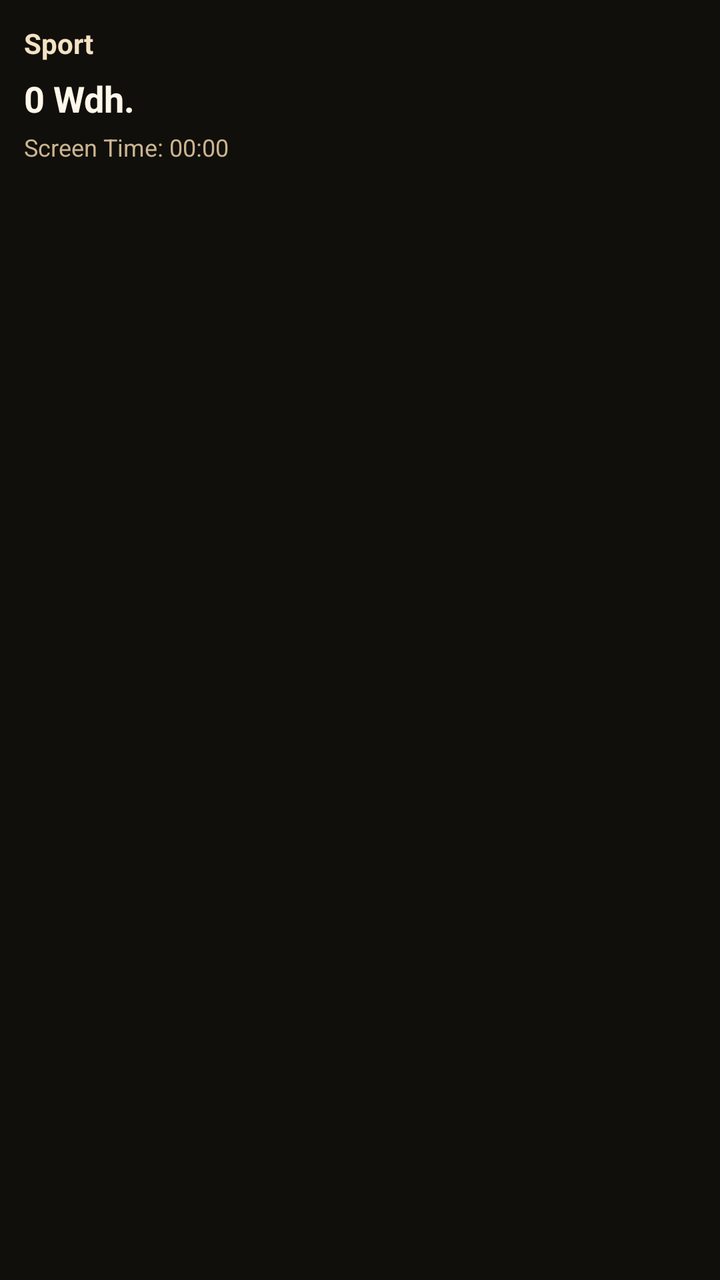
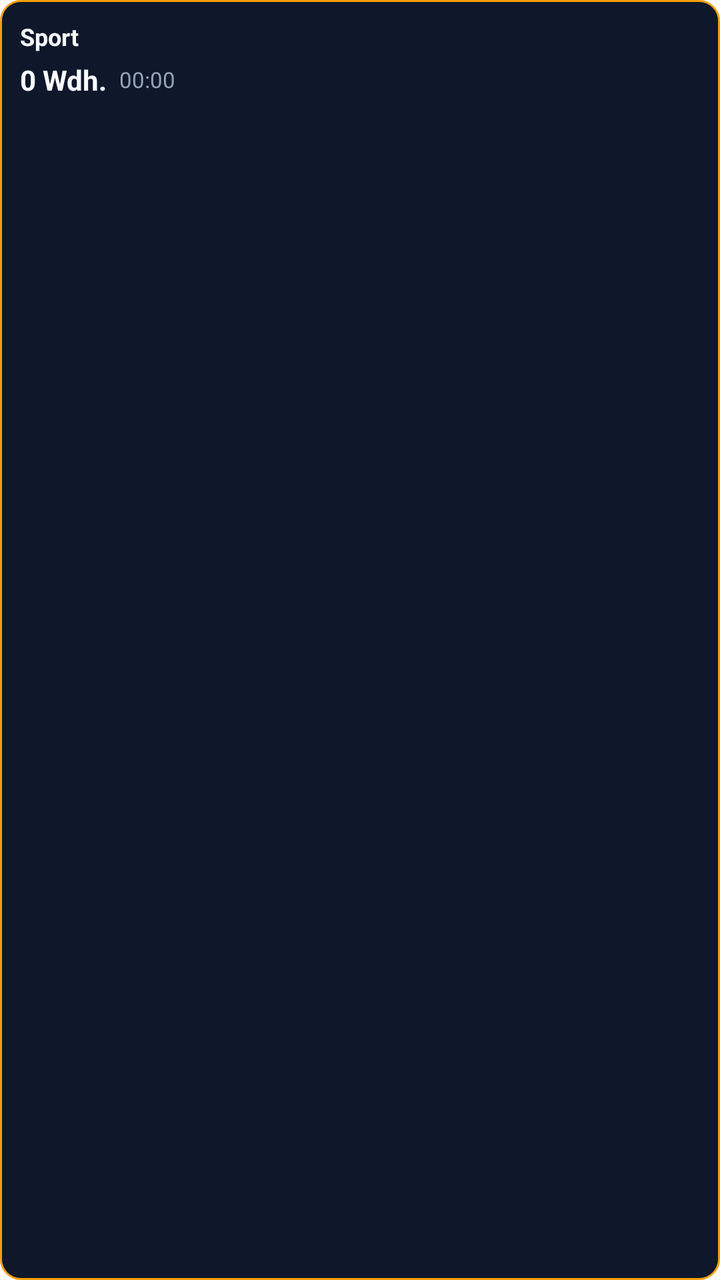

Screens rendered from an Android XML layout before and after an edit, with the pre-edit source and the edit as a unified diff.
<!-- AndroidManifest.xml: application theme AppTheme -->
<!-- res/layout/widget_sport.xml -->
<?xml version="1.0" encoding="utf-8"?>
<LinearLayout xmlns:android="http://schemas.android.com/apk/res/android"
  android:id="@+id/widget_root"
  android:layout_width="match_parent"
  android:layout_height="match_parent"
  android:background="#100f0c"
  android:orientation="vertical"
  android:padding="12dp">

  <TextView
    android:id="@+id/widget_title"
    android:layout_width="wrap_content"
    android:layout_height="wrap_content"
    android:text="Sport"
    android:textColor="#f4e2c2"
    android:textSize="14sp"
    android:textStyle="bold" />

  <TextView
    android:id="@+id/widget_value"
    android:layout_width="wrap_content"
    android:layout_height="wrap_content"
    android:layout_marginTop="6dp"
    android:text="0 Wdh."
    android:textColor="#fff7ea"
    android:textSize="18sp"
    android:textStyle="bold" />

  <TextView
    android:id="@+id/widget_screen_time"
    android:layout_width="wrap_content"
    android:layout_height="wrap_content"
    android:layout_marginTop="4dp"
    android:text="Screen Time: 00:00"
    android:textColor="#cbb48f"
    android:textSize="12sp" />
</LinearLayout>
<!-- resources referenced by this layout -->
<resources>
  <style name="AppTheme" parent="Theme.AppCompat.DayNight.NoActionBar">
      <item name="android:enforceNavigationBarContrast" tools:targetApi="29">true</item>
      <item name="android:editTextStyle">@style/ResetEditText</item>
      <item name="android:editTextBackground">@drawable/rn_edit_text_material</item>
      <item name="android:statusBarColor">@color/colorPrimaryDark</item>
      <item name="colorPrimary">@color/colorPrimary</item>
      <item name="colorPrimaryDark">@color/colorPrimaryDark</item>
    </style>
  <style name="ResetEditText" parent="@android:style/Widget.EditText">
      <item name="android:padding">0dp</item>
      <item name="android:textColorHint">#c8c8c8</item>
      <item name="android:textColor">@android:color/black</item>
    </style>
  <!-- drawable rn_edit_text_material (drawable) -->
  <?xml version="1.0" encoding="utf-8"?>
  <inset xmlns:android="http://schemas.android.com/apk/res/android"
         android:insetLeft="@dimen/abc_edit_text_inset_horizontal_material"
         android:insetRight="@dimen/abc_edit_text_inset_horizontal_material"
         android:insetTop="@dimen/abc_edit_text_inset_top_material"
         android:insetBottom="@dimen/abc_edit_text_inset_bottom_material">
  
      <selector>
          
          <item android:state_enabled="false" android:drawable="@drawable/abc_textfield_default_mtrl_alpha"/>
          <item android:drawable="@drawable/abc_textfield_activated_mtrl_alpha"/>
      </selector>
  
  </inset>
  <color name="colorPrimaryDark">#100f0c</color>
  <color name="colorPrimary">#f4b545</color>
</resources>

<!-- the commit's change to res/layout/widget_sport.xml (unified diff, before → after) -->
@@ -3,35 +3,44 @@
   android:id="@+id/widget_root"
   android:layout_width="match_parent"
   android:layout_height="match_parent"
-  android:background="#100f0c"
+  android:background="@drawable/widget_sport_bg"
   android:orientation="vertical"
-  android:padding="12dp">
+  android:padding="10dp">
 
   <TextView
     android:id="@+id/widget_title"
-    android:layout_width="wrap_content"
+    android:layout_width="match_parent"
     android:layout_height="wrap_content"
+    android:ellipsize="end"
+    android:maxLines="1"
     android:text="Sport"
-    android:textColor="#f4e2c2"
-    android:textSize="14sp"
+    android:textColor="#f8fafc"
+    android:textSize="12sp"
     android:textStyle="bold" />
 
-  <TextView
-    android:id="@+id/widget_value"
-    android:layout_width="wrap_content"
-    android:layout_height="wrap_content"
-    android:layout_marginTop="6dp"
-    android:text="0 Wdh."
-    android:textColor="#fff7ea"
-    android:textSize="18sp"
-    android:textStyle="bold" />
-
-  <TextView
-    android:id="@+id/widget_screen_time"
-    android:layout_width="wrap_content"
+  <LinearLayout
+    android:layout_width="match_parent"
     android:layout_height="wrap_content"
     android:layout_marginTop="4dp"
-    android:text="Screen Time: 00:00"
-    android:textColor="#cbb48f"
-    android:textSize="12sp" />
+    android:orientation="horizontal"
+    android:gravity="center_vertical">
+
+    <TextView
+      android:id="@+id/widget_value"
+      android:layout_width="wrap_content"
+      android:layout_height="wrap_content"
+      android:layout_marginEnd="6dp"
+      android:text="0 Wdh."
+      android:textColor="#f8fafc"
+      android:textSize="14sp"
+      android:textStyle="bold" />
+
+    <TextView
+      android:id="@+id/widget_screen_time"
+      android:layout_width="wrap_content"
+      android:layout_height="wrap_content"
+      android:text="00:00"
+      android:textColor="#94a3b8"
+      android:textSize="11sp" />
+  </LinearLayout>
 </LinearLayout>
<!-- resource entries referenced after the edit -->
@@ -1,5 +1,14 @@
 <!-- resources referenced by this layout -->
 <resources>
+  <!-- drawable widget_sport_bg (drawable) -->
+  <?xml version="1.0" encoding="utf-8"?>
+  <shape xmlns:android="http://schemas.android.com/apk/res/android">
+    <solid android:color="#0f172a" />
+    <stroke
+      android:width="1dp"
+      android:color="#f59e0b" />
+    <corners android:radius="10dp" />
+  </shape>
   <style name="AppTheme" parent="Theme.AppCompat.DayNight.NoActionBar">
       <item name="android:enforceNavigationBarContrast" tools:targetApi="29">true</item>
       <item name="android:editTextStyle">@style/ResetEditText</item>
